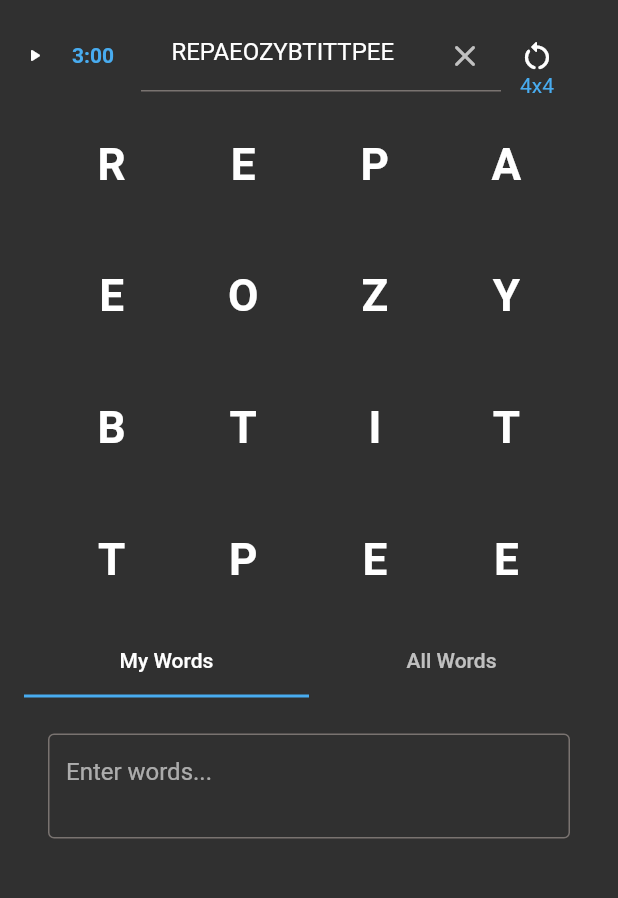
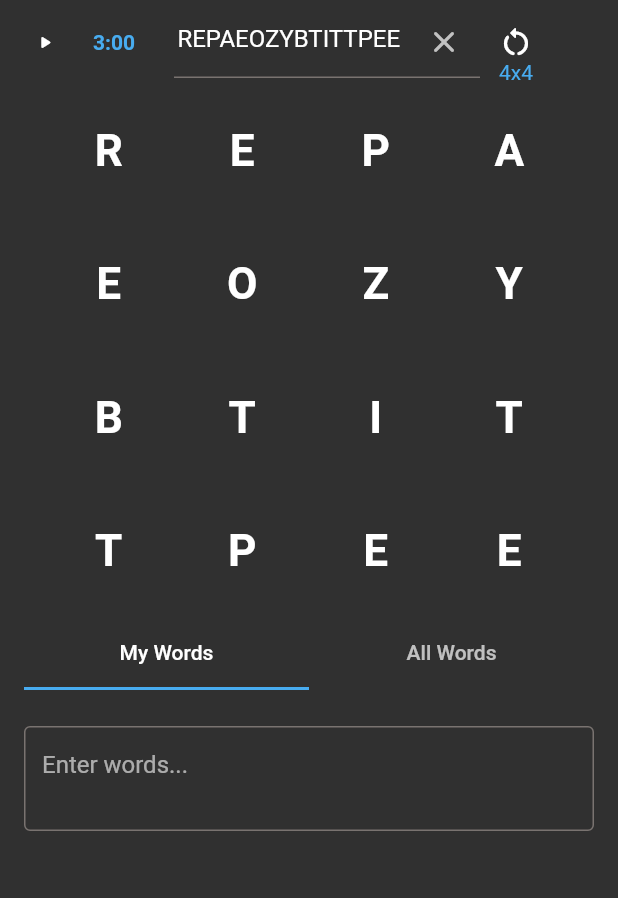
Before and after one commit to Anderillo/Woggle, a Flutter app: the screen it shows after launch, on a phone screen of 412 x 824 dp, the part 84-982 px from its top. Run offline on Flutter 3.47's test engine with Material 2 defaults, Android fonts, the phone set to English and light mode, and no system bars; our stand-ins replace google_fonts, share_plus, shared_preferences; missing offline and left inert: encrypt, flutter_overlay_loader; project files that could hold a hidden picture were left out.

Commit message:
Paljon parannuksia.

```diff
--- a/lib/pages/main_page.dart
+++ b/lib/pages/main_page.dart
@@ -1,5 +1,4 @@
 import 'dart:async';
-import 'dart:io';
 import 'dart:math';
 
 import 'package:collection/collection.dart';
@@ -15,6 +14,7 @@ import 'package:woggle/dialogs/join_game_dialog.dart';
 import 'package:woggle/dialogs/min_word_length_dialog.dart';
 import 'package:woggle/dictionary/dictionary.dart';
 import 'package:woggle/pages/dictionary_modifications_page.dart';
+import 'package:woggle/pages/rules_page.dart';
 import 'package:woggle/utils/constants.dart';
 import 'package:woggle/utils/utils.dart';
 import 'package:woggle/widgets/all_words.dart';
@@ -50,6 +50,8 @@ class _MainPageState extends State<MainPage> with TickerProviderStateMixin {
   List<FoundWord>? verifiedWords;
   bool hasModifiedDictionary = false;
   int? boardDimension;
+
+  final GlobalKey popupButtonKey = GlobalKey<State>();
 
   @override
   void initState() {
@@ -217,17 +219,7 @@ class _MainPageState extends State<MainPage> with TickerProviderStateMixin {
       if (!searchedWords.contains(foundWord.word)) {
         foundWord.setState(FoundWordState.IS_NOT_FOUND);
       }
-      else if (removedWords.contains(foundWord.word)) {
-        foundWord.setState(FoundWordState.IS_NOT_WORD);
-      }
-      else {
-        await getDefinition(foundWord.word).then((String definition) {}).catchError((error) {
-          if (error is TimeoutException || error is SocketException) {
-            if (!dictionary.hasWord(foundWord.word).isWord) { foundWord.setState(FoundWordState.IS_NOT_WORD); }
-          }
-          else { foundWord.setState(FoundWordState.IS_NOT_WORD); }
-        });
-      }
+      else if (!dictionary.hasWord(foundWord.word).isWord) { foundWord.setState(FoundWordState.IS_NOT_WORD); }
       if (foundWord.state == null && foundWord.word.length < minWordLength) { foundWord.setState(FoundWordState.IS_TOO_SHORT); }
     }
 
@@ -240,7 +232,8 @@ class _MainPageState extends State<MainPage> with TickerProviderStateMixin {
     hideLoader();
   }
 
-  List<PopupMenuItem<String>> getAppBarActions() {
+  List<PopupMenuItem<String>> getAppBarActions({bool isSocial = false}) {
+    if (isSocial) {
       return [
         PopupMenuItem<String>(
           value: 'New Game',
@@ -295,7 +288,7 @@ class _MainPageState extends State<MainPage> with TickerProviderStateMixin {
               },
             ));
           },
-        child: const Text('New Game'),
+          child: const ListTile(title: Text('New Game')),
         ),
         PopupMenuItem<String>(
           value: 'Join Game',
@@ -309,7 +302,7 @@ class _MainPageState extends State<MainPage> with TickerProviderStateMixin {
               }),
             ));
           },
-        child: const Text('Join Game'),
+          child: const ListTile(title: Text('Join Game')),
         ),
         if (boardString != '') PopupMenuItem<String>(
           value: 'Share Board',
@@ -318,11 +311,21 @@ class _MainPageState extends State<MainPage> with TickerProviderStateMixin {
             String toShare = convertStringToEmojis(boardString);
             await Share.shareWithResult(toShare, subject: 'Woggle Board');
           },
-        child: const Text('Share Board'),
+          child: const ListTile(title: Text('Share Board')),
+        ),
+      ];
+    }
+    return [
+      const PopupMenuItem<String>(
+        value: 'Social',
+        child: ListTile(
+          title: Text('Social'),
+          trailing: Icon(Icons.arrow_right_rounded),
+        ),
       ),
       PopupMenuItem<String>(
         value: 'Min Word Length',
-        child: Text('Min Word Length: $minWordLength'),
+        child: ListTile(title: Text('Min Word Length: $minWordLength')),
         onTap: () => WidgetsBinding.instance.addPostFrameCallback((_) => showDialog(
           context: context,
           builder: (BuildContext dialogContext) => MinWordLengthDialog(
@@ -352,7 +355,11 @@ class _MainPageState extends State<MainPage> with TickerProviderStateMixin {
       ),
       const PopupMenuItem<String>(
         value: 'Dictionary',
-        child: Text('Dictionary'),
+        child: ListTile(title: Text('Dictionary')),
+      ),
+      const PopupMenuItem<String>(
+        value: 'Rules',
+        child: ListTile(title: Text('Rules')),
       ),
     ];
   }
@@ -399,12 +406,15 @@ class _MainPageState extends State<MainPage> with TickerProviderStateMixin {
   Widget buildTabs(List<String>? workingWords) {
     return Column(
       children: [
-        TabBar(
+        Container(
+          padding: const EdgeInsets.symmetric(horizontal: 16),
+          child: TabBar(
             controller: tabController,
             tabs: [
               Tab(text: 'My Words${verifiedWords == null ? '' : ' (${VerifiedWords.getNumVerifiedWords(verifiedWords)})'}'),
               Tab(text: 'All Words${workingWords == null ? '' : ' (${workingWords.length})'}'),
             ],
+          ),
         ),
         const SizedBox(height: 8),
         Expanded(
@@ -413,8 +423,10 @@ class _MainPageState extends State<MainPage> with TickerProviderStateMixin {
             children: [
               SingleChildScrollView(
                 key: const PageStorageKey('myWords'),
+                child: Container(
+                  padding: const EdgeInsets.symmetric(horizontal: 16),
                   child: userIsFindingWords ? Container(
-                  padding: const EdgeInsets.all(16),
+                    padding: const EdgeInsets.symmetric(vertical: 16),
                     child: TextField(
                       key: const PageStorageKey('myWordsTextField'),
                       controller: myWordsController,
@@ -438,8 +450,11 @@ class _MainPageState extends State<MainPage> with TickerProviderStateMixin {
                     removeWord,
                   ),
                 ),
+              ),
               SingleChildScrollView(
                 key: const PageStorageKey('allWords'),
+                child: Container(
+                  padding: const EdgeInsets.symmetric(horizontal: 16),
                   child: AllWords(
                     workingWords,
                     verifiedWords,
@@ -452,10 +467,32 @@ class _MainPageState extends State<MainPage> with TickerProviderStateMixin {
                     (String word) => removeWord(word),
                   ),
                 ),
+              ),
             ],
           ),
         ),
       ],
+    );
+  }
+
+  void showSubMenu() {
+    final RenderBox popupButtonObject = popupButtonKey.currentContext?.findRenderObject() as RenderBox;
+    final RenderBox overlay = Overlay.of(context).context.findRenderObject() as RenderBox;
+    final RelativeRect position = RelativeRect.fromRect(
+      Rect.fromPoints(
+        popupButtonObject.localToGlobal(Offset.zero, ancestor: overlay),
+        popupButtonObject.localToGlobal(popupButtonObject.size.bottomRight(Offset.zero), ancestor: overlay),
+      ),
+      Offset.zero & overlay.size,
+    );
+
+    showMenu(
+      context: context,
+      elevation: 8.0, // default value
+      items: getAppBarActions(isSocial: true),
+      initialValue: null,
+      position: position,
+      shape: const RoundedRectangleBorder(borderRadius: BorderRadius.all(Radius.circular(4))),
     );
   }
 
@@ -482,7 +519,9 @@ class _MainPageState extends State<MainPage> with TickerProviderStateMixin {
         ),
         actions: [
           PopupMenuButton<String>(
+            key: popupButtonKey,
             enabled: appBarActions.isNotEmpty,
+            shape: const RoundedRectangleBorder(borderRadius: BorderRadius.all(Radius.circular(4))),
             onSelected: (String result) {
               if (result == 'Dictionary') {
                 Navigator.push(context, MaterialPageRoute(builder: (context) => DictionaryModificationsPage(
@@ -519,36 +558,37 @@ class _MainPageState extends State<MainPage> with TickerProviderStateMixin {
                   }
                 });
               }
+              else if (result == 'Social') {
+                showSubMenu();
+              }
+              else if (result == 'Rules') {
+                Navigator.push(context, MaterialPageRoute(builder: (context) => RulesPage(minWordLength, boardDimension ?? Constants.BOARD_DIMENSION_DEFAULT)));
+              }
             },
             itemBuilder: (BuildContext context) => appBarActions,
           ),
         ],
       ),
       body: SafeArea(
-        child: Container(
-          padding: const EdgeInsets.only(top: 8, left: 16, right: 16),
         child: Column(
           children: [
-              Row(
-                children: [
-                  Column(
-                    mainAxisSize: MainAxisSize.min,
-                    mainAxisAlignment: MainAxisAlignment.center,
+            Container(
+              padding: const EdgeInsets.only(left: 16, right: 16),
+              child: Row(
                 children: [
                   SizedBox(
-                        height: timerControlIconSize,
-                        width: timerControlIconSize,
-                      ),
-                      const SizedBox(height: 8),
-                      SizedBox(
-                        height: timerControlIconSize,
-                        width: timerControlIconSize,
+                    height: timerControlIconSize * 2,
+                    width: timerControlIconSize * 2,
                     child: IconButton(
-                          iconSize: timerControlIconSize,
+                      iconSize: timerControlIconSize * 2,
                       padding: EdgeInsets.zero,
                       visualDensity: VisualDensity.compact,
-                          splashRadius: timerControlIconSize * 1.5,
-                          icon: Icon(timer?.isActive ?? false ? Icons.pause_rounded : Icons.play_arrow_rounded, color: timer != null ? null : Colors.transparent,),
+                      splashRadius: timerControlIconSize,
+                      icon: Icon(
+                        timer?.isActive ?? false ? Icons.pause_rounded : Icons.play_arrow_rounded,
+                        color: timer != null ? null : Colors.transparent,
+                        size: timerControlIconSize,
+                      ),
                       onPressed: timer != null ? () {
                         if (timer?.isActive ?? false) { timer?.cancel(); }
                         else { startTimer(); }
@@ -556,26 +596,27 @@ class _MainPageState extends State<MainPage> with TickerProviderStateMixin {
                       } : null,
                     ),
                   ),
-                      const SizedBox(height: 8),
-                      SizedBox(
-                        height: timerControlIconSize,
-                        width: timerControlIconSize,
-                        child: (timer?.isActive ?? false) || numSeconds == Constants.NUM_SECONDS ? null : IconButton(
-                          iconSize: timerControlIconSize,
-                          padding: EdgeInsets.zero,
-                          visualDensity: VisualDensity.compact,
-                          splashRadius: timerControlIconSize * 1.5,
-                          icon: Icon(Icons.refresh_rounded, color: timer != null ? null : Colors.transparent),
-                          onPressed: timer != null ? () { setState(() => numSeconds = Constants.NUM_SECONDS); } : null,
+                  Container(
+                    padding: const EdgeInsets.only(right: 8),
+                    child: Stack(
+                      alignment: Alignment.center,
+                      children: [
+                        TextButton(
+                          onPressed: timer != null && numSeconds < Constants.NUM_SECONDS ? () { setState(() => numSeconds = Constants.NUM_SECONDS); } : null,
+                          child: Text(
+                            timer != null ? '${numSeconds ~/ 60}:${(numSeconds % 60).toString().padLeft(2, '0')}' : '    ',
+                            style: TextStyle(color: Theme.of(context).colorScheme.secondary, fontWeight: FontWeight.w600),
+                          ),
+                        ),
+                        Positioned(
+                          right: 2,
+                          child: (timer?.isActive ?? false) || numSeconds == Constants.NUM_SECONDS ? Container() : Icon(
+                            Icons.refresh_rounded,
+                            color: Theme.of(context).colorScheme.secondary,
+                            size: 14,
                           ),
                         ),
                       ],
-                  ),
-                  TextButton(
-                    onPressed: null,
-                    child: Text(
-                      timer != null ? '${numSeconds ~/ 60}:${(numSeconds % 60).toString().padLeft(2, '0')}' : '    ',
-                      style: TextStyle(color: Theme.of(context).colorScheme.secondary, fontWeight: FontWeight.w600),
                     ),
                   ),
                   Expanded(
@@ -665,13 +706,13 @@ class _MainPageState extends State<MainPage> with TickerProviderStateMixin {
                       ],
                     ),
                   ),
-                  SizedBox(height: timerControlIconSize, width: timerControlIconSize),
+                  SizedBox(height: timerControlIconSize * 2, width: timerControlIconSize * 2),
                 ],
+              ),
             ),
             Expanded(child: buildBoard()),
             Expanded(child: buildTabs(workingWords)),
           ]
-          ),
         ),
       ),
       floatingActionButton: myWordsController.text.isNotEmpty && MediaQuery.of(context).viewInsets.bottom == 0 && tabController.index == 0 ? FloatingActionButton(
```
Also changed, not shown: lib/board/found_word.dart (+2 -8 lines), lib/pages/rules_page.dart (added, +237 -0 lines), lib/utils/utils.dart (+10 -0 lines), lib/widgets/verified_words.dart (+10 -8 lines), lib/widgets/word_chip.dart (+30 -23 lines). Lines whose indentation alone changed are shown as unchanged.
